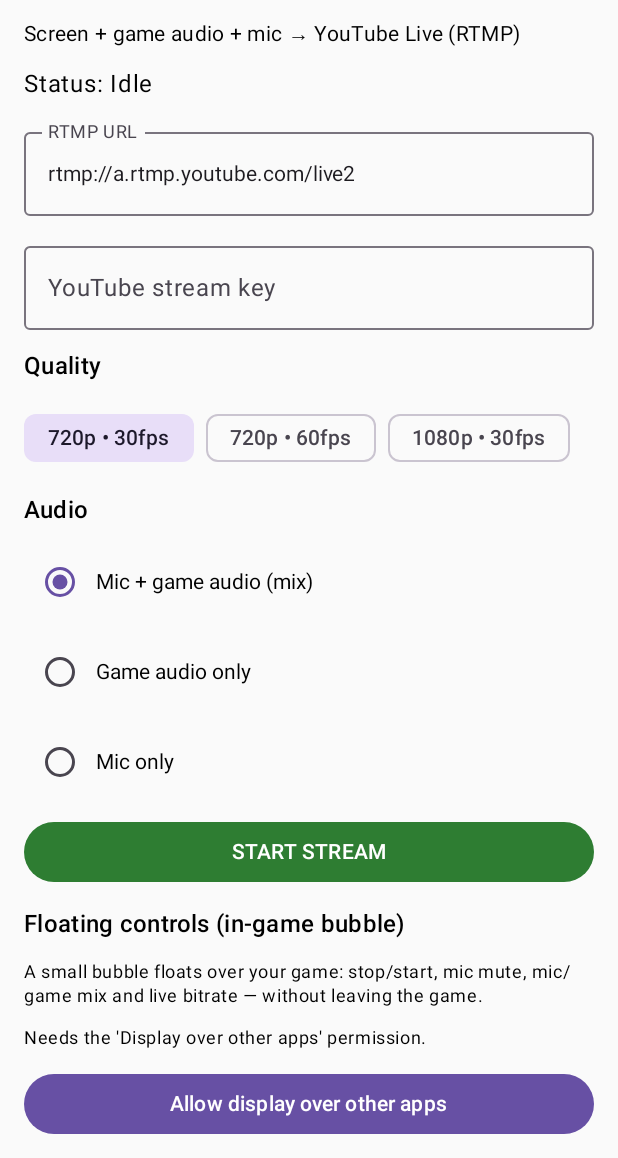
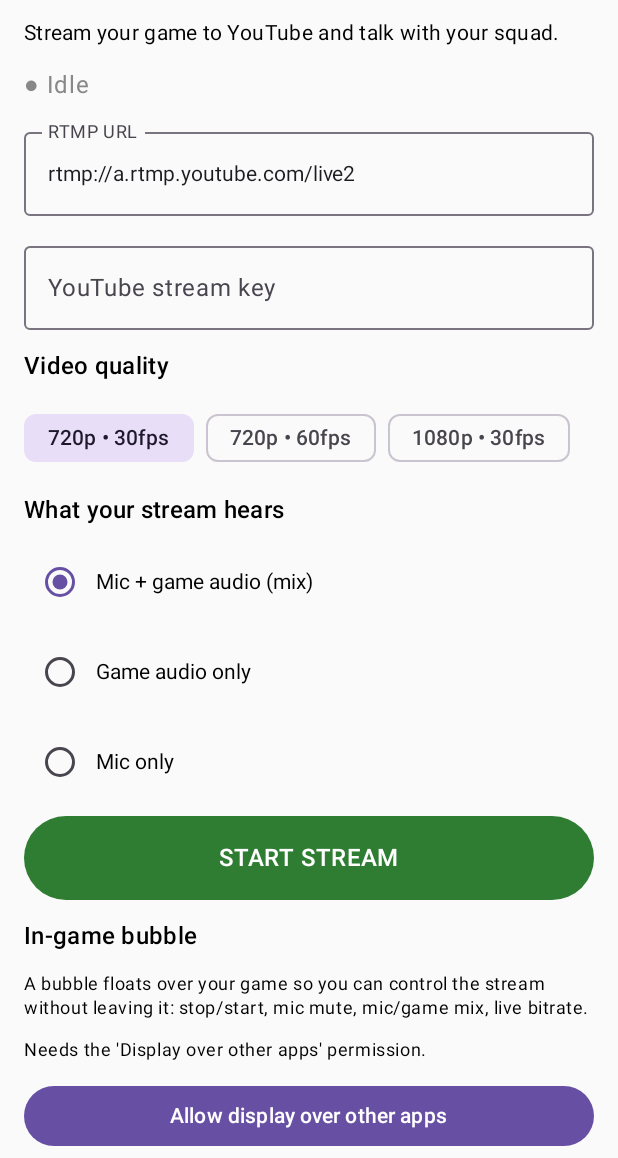
Before and after one commit to spideyart/squad-stream, an Android app built with Jetpack Compose: the screen it shows after launch (MainActivity), on a phone screen of 412 x 824 dp, the part 78-1236 px from its top. Run offline under Robolectric (Android 15) with nearby library versions, the phone set to English and light mode, and no system bars.

Commit message:
Friendlier main screen: plain words, status dot, big start button

```diff
--- a/app/src/main/java/com/koseiedits/squadstream/MainActivity.kt
+++ b/app/src/main/java/com/koseiedits/squadstream/MainActivity.kt
@@ -19,6 +19,7 @@ import androidx.compose.foundation.layout.Column
 import androidx.compose.foundation.layout.Row
 import androidx.compose.foundation.layout.fillMaxSize
 import androidx.compose.foundation.layout.fillMaxWidth
+import androidx.compose.foundation.layout.height
 import androidx.compose.foundation.layout.padding
 import androidx.compose.foundation.rememberScrollState
 import androidx.compose.foundation.text.KeyboardOptions
@@ -252,11 +253,15 @@ class MainActivity : ComponentActivity() {
         ) {
             Text("SquadStream", style = MaterialTheme.typography.headlineMedium)
             Text(
-                "Screen + game audio + mic → YouTube Live (RTMP)",
+                "Stream your game to YouTube and talk with your squad.",
                 style = MaterialTheme.typography.bodyMedium
             )
 
-            Text("Status: $status", style = MaterialTheme.typography.bodyLarge)
+            Text(
+                "● $status",
+                style = MaterialTheme.typography.bodyLarge,
+                color = if (isStreaming) Color(0xFF2E7D32) else Color.Gray
+            )
             if (isStreaming) {
                 Text(
                     "Upload: ${measured / 1000} kbps • Encoder: ${encoderBps / 1000} kbps",
@@ -283,7 +288,7 @@ class MainActivity : ComponentActivity() {
                 keyboardOptions = KeyboardOptions(keyboardType = KeyboardType.Password)
             )
 
-            Text("Quality", style = MaterialTheme.typography.titleMedium)
+            Text("Video quality", style = MaterialTheme.typography.titleMedium)
             Row(horizontalArrangement = Arrangement.spacedBy(8.dp)) {
                 StreamConfig.PRESETS.forEach { preset ->
                     FilterChip(
@@ -295,7 +300,7 @@ class MainActivity : ComponentActivity() {
                 }
             }
 
-            Text("Audio", style = MaterialTheme.typography.titleMedium)
+            Text("What your stream hears", style = MaterialTheme.typography.titleMedium)
             AudioMode.entries.forEach { mode ->
                 Row(verticalAlignment = Alignment.CenterVertically) {
                     RadioButton(
@@ -333,18 +338,21 @@ class MainActivity : ComponentActivity() {
 
             Button(
                 onClick = { if (isStreaming) onStopTapped() else onStartTapped() },
-                modifier = Modifier.fillMaxWidth(),
+                modifier = Modifier.fillMaxWidth().height(56.dp),
                 colors = ButtonDefaults.buttonColors(
                     containerColor = if (isStreaming) Color(0xFFC62828) else Color(0xFF2E7D32)
                 )
             ) {
-                Text(if (isStreaming) "STOP STREAM" else "START STREAM")
+                Text(
+                    if (isStreaming) "STOP STREAM" else "START STREAM",
+                    style = MaterialTheme.typography.titleMedium
+                )
             }
 
-            Text("Floating controls (in-game bubble)", style = MaterialTheme.typography.titleMedium)
+            Text("In-game bubble", style = MaterialTheme.typography.titleMedium)
             Text(
-                "A small bubble floats over your game: stop/start, mic mute, " +
-                    "mic/game mix and live bitrate — without leaving the game.",
+                "A bubble floats over your game so you can control the stream " +
+                    "without leaving it: stop/start, mic mute, mic/game mix, live bitrate.",
                 style = MaterialTheme.typography.bodySmall
             )
             if (!overlayGranted) {
@@ -389,7 +397,7 @@ class MainActivity : ComponentActivity() {
                 }
             }
 
-            Text("Squad voice (communication room)", style = MaterialTheme.typography.titleMedium)
+            Text("Squad voice", style = MaterialTheme.typography.titleMedium)
             Text(
                 if (BuildConfig.ABLY_API_KEY.isNotBlank())
                     "Talk with your squad while you play. The key is built in — leave the field blank to use it, or paste a different one to override."
@@ -462,7 +470,7 @@ class MainActivity : ComponentActivity() {
                 ) { Text("LEAVE ROOM") }
             }
 
-            Text("Log", style = MaterialTheme.typography.titleMedium)
+            Text("Recent activity", style = MaterialTheme.typography.titleMedium)
             logLines.forEach { line ->
                 Text(line, style = MaterialTheme.typography.bodySmall)
             }
```
